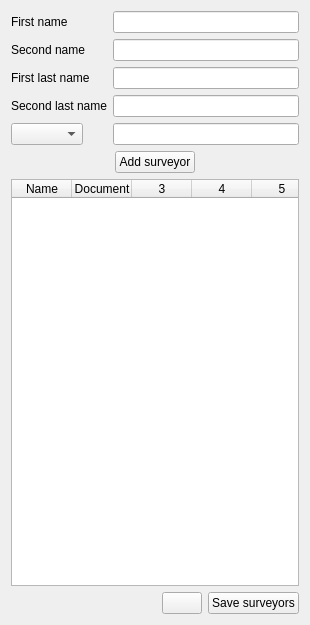
Before: the Qt Designer form asistente_ladm_col/ui/field_data_capture/configure_surveyors_panel_widget.ui in SwissTierrasColombia/Asistente-LADM-COL, drawn with Qt 5.
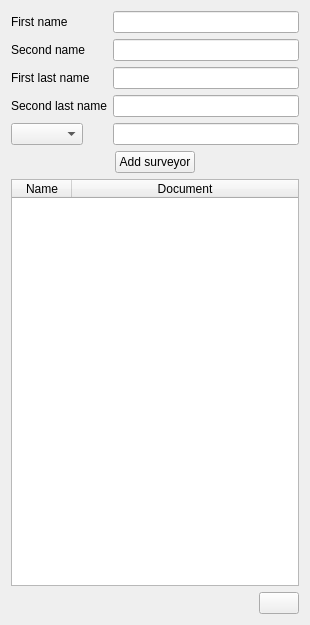
After: the same form once the commit is applied. Icons and pictures are not drawn.

Commit message: [field-data] GUI to manage (add/delete) surveyors

Diff of the .ui file:
```diff
--- a/asistente_ladm_col/ui/field_data_capture/configure_surveyors_panel_widget.ui
+++ b/asistente_ladm_col/ui/field_data_capture/configure_surveyors_panel_widget.ui
@@ -129,7 +129,7 @@
       <bool>true</bool>
      </property>
      <property name="columnCount">
-      <number>5</number>
+      <number>2</number>
      </property>
      <attribute name="horizontalHeaderVisible">
       <bool>true</bool>
@@ -140,6 +140,9 @@
      <attribute name="horizontalHeaderDefaultSectionSize">
       <number>60</number>
      </attribute>
+     <attribute name="horizontalHeaderStretchLastSection">
+      <bool>true</bool>
+     </attribute>
      <attribute name="verticalHeaderVisible">
       <bool>false</bool>
      </attribute>
@@ -159,9 +162,6 @@
        <string>Document</string>
       </property>
      </column>
-     <column/>
-     <column/>
-     <column/>
     </widget>
    </item>
    <item row="3" column="0">
@@ -190,17 +190,6 @@
        </property>
       </widget>
      </item>
-     <item>
-      <widget class="QPushButton" name="btn_save_surveyors">
-       <property name="text">
-        <string>Save surveyors</string>
-       </property>
-       <property name="icon">
-        <iconset resource="../../resources.qrc">
-         <normaloff>:/Asistente-LADM-COL/resources/images/save.svg</normaloff>:/Asistente-LADM-COL/resources/images/save.svg</iconset>
-       </property>
-      </widget>
-     </item>
     </layout>
    </item>
   </layout>
```
Left out of the diff: 26 changed lines with no effect on the pictures. The commit also changes 5 other files.
